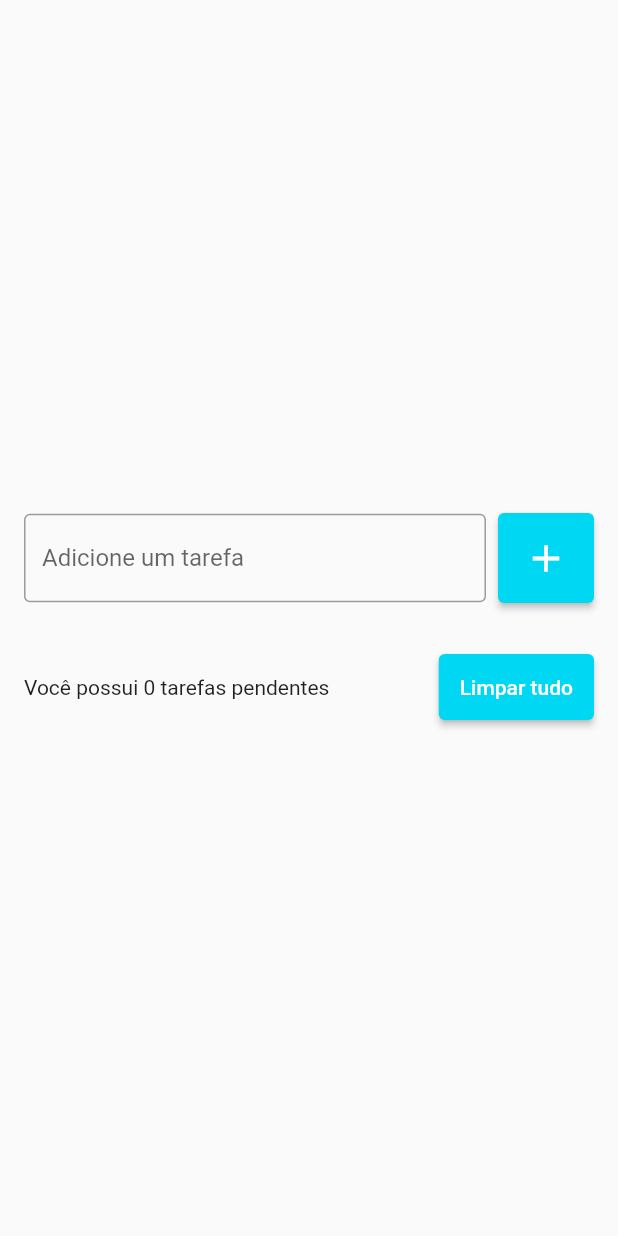
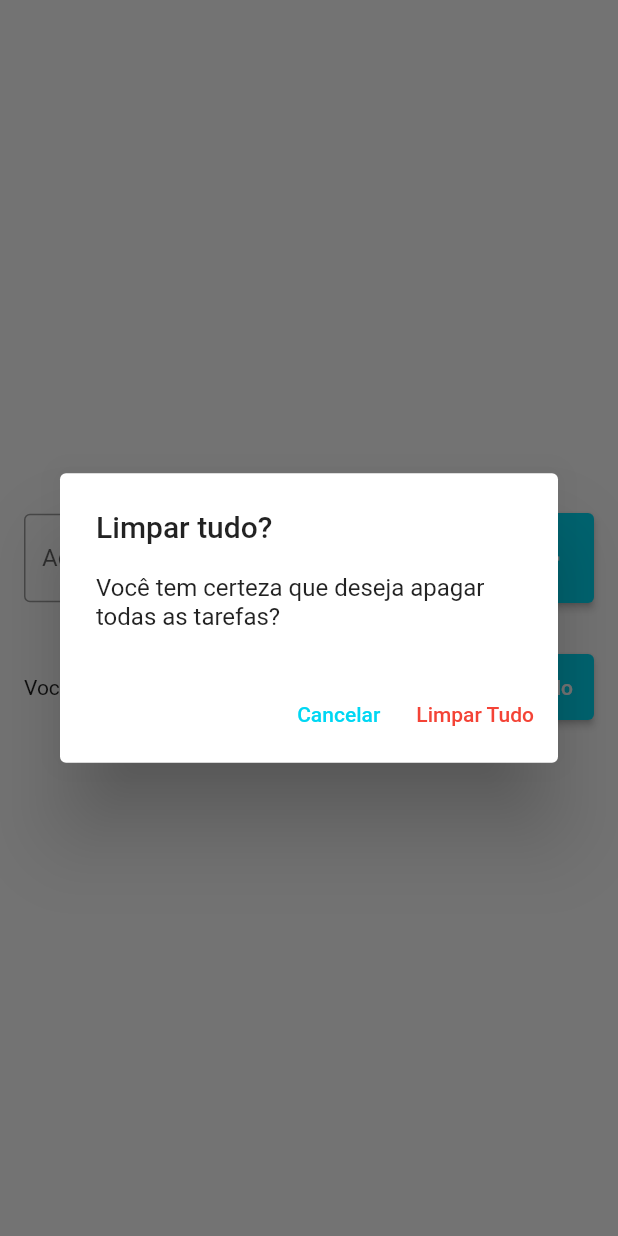
Before and after one commit to vinifoga/todoList, a Flutter app: the screen it shows after launch, after a tap on "Limpar tudo", on a phone screen of 412 x 824 dp. Run offline on Flutter 3.47's test engine with Material 2 defaults, Android fonts, the phone set to English and light mode, and no system bars; our stand-ins replace flutter_slidable.

Commit message:
Deleting All Todo Items

```diff
--- a/lib/pages/todo_list_page.dart
+++ b/lib/pages/todo_list_page.dart
@@ -94,7 +94,7 @@ class _TodoListPageState extends State<TodoListPage> {
                       width: 8,
                     ),
                     ElevatedButton(
-                      onPressed: () {},
+                      onPressed: showDeleteTodosConfirmationDialog,
                       style: ElevatedButton.styleFrom(
                         primary: const Color(0xff00D7F3),
                         padding: const EdgeInsets.all(14),
@@ -136,4 +136,41 @@ class _TodoListPageState extends State<TodoListPage> {
       duration: const Duration(seconds: 5),
     ));
   }
+
+  void showDeleteTodosConfirmationDialog() {
+    showDialog(
+      context: context,
+      builder: (context) => AlertDialog(
+        title: Text('Limpar tudo?'),
+        content: Text('Você tem certeza que deseja apagar todas as tarefas?'),
+        actions: [
+          TextButton(
+            onPressed: () {
+              Navigator.of(context).pop();
+            },
+            style: TextButton.styleFrom(
+              primary: Color(0xff00d7f3),
+            ),
+            child: Text('Cancelar'),
+          ),
+          TextButton(
+            onPressed: () {
+              Navigator.of(context).pop();
+              deleteAllTodos();
+            },
+            style: TextButton.styleFrom(
+              primary: Colors.red,
+            ),
+            child: Text('Limpar Tudo'),
+          )
+        ],
+      ),
+    );
+  }
+
+  void deleteAllTodos() {
+    setState(() {
+      todos.clear();
+    });
+  }
 }
```
